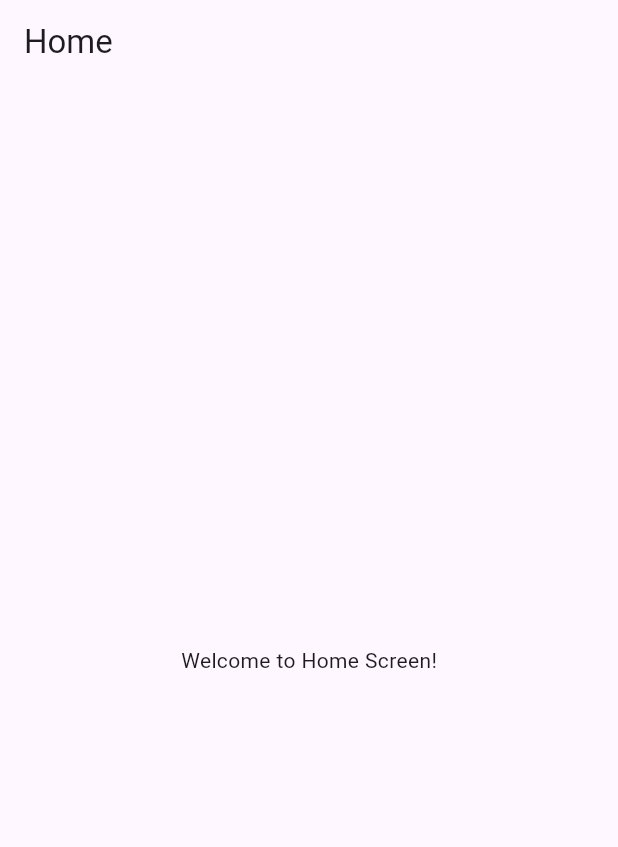
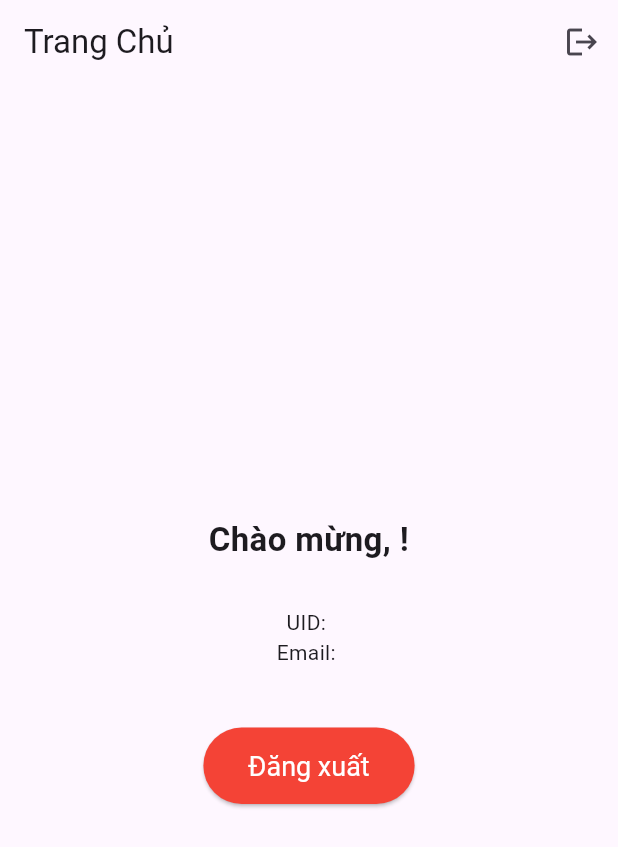
Before and after one commit to lytandat632001/ecommerceapp, a Flutter app: the HomeScreen screen opened by its route, on a phone screen of 412 x 824 dp. Shown: the top 847 px of the screen. Run offline on Flutter 3.47's test engine with Material 3 defaults, Android fonts, the phone set to English and light mode, and no system bars; our stand-ins replace dartz, equatable, firebase_auth, firebase_core, flutter_bloc, flutter_svg and 4 more; accounts and stored records are empty.

Commit message:
Update HomePage for main and ndkVersion =27.0

```diff
--- a/lib/features/presentation/pages/home_screen.dart
+++ b/lib/features/presentation/pages/home_screen.dart
@@ -26,6 +26,7 @@ class HomeScreen extends StatelessWidget {
         }
       },
       child: Scaffold(
+
         appBar: AppBar(
           title: const Text('Trang Chủ'),
           actions: [
--- a/lib/main.dart
+++ b/lib/main.dart
@@ -1,6 +1,7 @@
 import 'package:ecommerceapp/di/injector.dart' as di;
 import 'package:ecommerceapp/features/presentation/blocs/auth_bloc.dart';
 import 'package:ecommerceapp/features/presentation/pages/auth_page.dart';
+import 'package:ecommerceapp/features/presentation/pages/home_screen.dart';
 import 'package:ecommerceapp/splash_screen.dart';
 import 'package:flutter/material.dart';
 import 'package:firebase_core/firebase_core.dart';
@@ -9,18 +10,18 @@ import 'package:go_router/go_router.dart'; // Import GoRouter
 import 'firebase_options.dart';
 
 
-class HomeScreen extends StatelessWidget {
-  const HomeScreen({super.key});
-  @override
-  Widget build(BuildContext context) {
-    return  Scaffold(
-      appBar: AppBar(title: Text('Home')),
-      body: Center(
-        child: Text('Welcome to Home Screen!'),
-      ),
-    );
-  }
-}
+// class HomeScreen extends StatelessWidget {
+//   const HomeScreen({super.key});
+//   @override
+//   Widget build(BuildContext context) {
+//     return  Scaffold(
+//       appBar: AppBar(title: Text('Home')),
+//       body: Center(
+//         child: Text('Welcome to Home Screen!'),
+//       ),
+//     );
+//   }
+// }
 
 // Cấu hình GoRouter
 final _router = GoRouter(
@@ -62,6 +63,7 @@ class MyApp extends StatelessWidget {
         // Thêm các Bloc khác ở đây nếu có (ví dụ: ThemeBloc, UserBloc)
       ],
       child: MaterialApp.router(
+        debugShowCheckedModeBanner: false,
         routerConfig: _router,
         title: 'Your Ecommerce App',
         theme: ThemeData(
```
Also changed, not shown: 1 other file.
